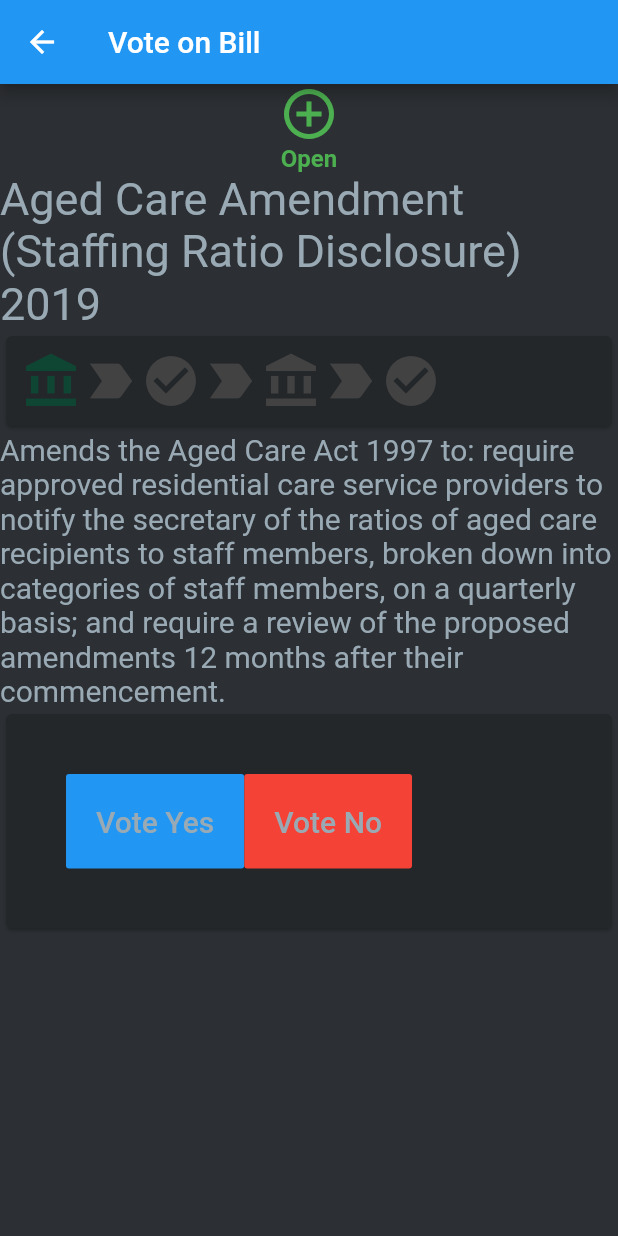
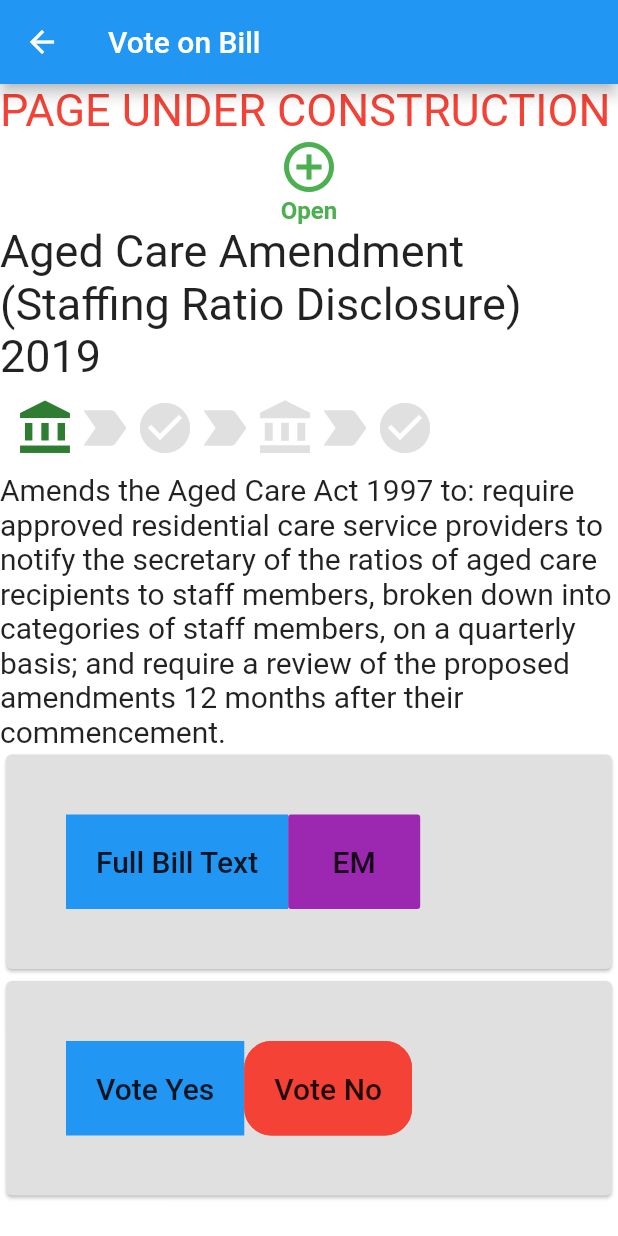
Before and after one commit to voteflux/digipol, a Flutter app: the screen it shows after launch, after a tap on "Voted", on a phone screen of 412 x 824 dp. Run offline on Flutter 3.47's test engine with Material 2 defaults, Android fonts, the phone set to English and light mode, and no system bars.

Commit message:
Add graphics

```diff
--- a/lib/all_bills.dart
+++ b/lib/all_bills.dart
@@ -303,8 +303,14 @@ class BillsMessageWidget extends StatelessWidget {
               width: 300,
               child: Column(
                 children: <Widget>[
-                  Text("A list of all Federal Bills", style: TextStyle(fontSize: 13, color: appColors.text,fontWeight: FontWeight.bold),),
-                  Icon(Icons.subtitles, size: 80,color: appColors.text,),
+                  Text("A list of all Federal Bills", style: TextStyle(fontSize: 15, color: appColors.text,fontWeight: FontWeight.bold),),
+//                  Icon(Icons.subtitles, size: 80,color: appColors.text,),
+                  Container(
+                    height: 100,
+                    width: 100,
+                    child: Image(image: AssetImage('assets/graphics/point.png')),
+
+                  ),
                   Text("Vote on the Bills by scrolling and tapping", style: TextStyle(fontSize: 13, color: appColors.text,fontWeight: FontWeight.bold),),
                   Text("on the Bills that matter most to you", style: TextStyle(fontSize: 13, color: appColors.text,fontWeight: FontWeight.bold),),
                 ],
--- a/lib/bill.dart
+++ b/lib/bill.dart
@@ -4,8 +4,7 @@ import 'package:voting_app/styles.dart';
 import 'package:voting_app/all_bills.dart';
 
 class BillPage extends StatelessWidget {
-  // This is a String for the sake of an example.
-  // You can use any type you want.
+
   final Map data;
 
   BillPage({
@@ -24,20 +23,47 @@ class BillPage extends StatelessWidget {
         child: Center(
           child: ListView(
             children: <Widget>[
+              Text(
+                "PAGE UNDER CONSTRUCTION",
+                style: TextStyle(fontSize: 30, color: Colors.red),
+
+              ),
               VotingStatusWidget(data,false,40),
+
 
               Text(
                 data["Short Title"],
                 style: TextStyle(fontSize: 30, color: appColors.text),
 
               ),
-              Card(
-                color: appColors.card,
-                child: HouseIconsWidget(data, 40),
-              ),
+              HouseIconsWidget(data, 40),
               Text(
                 data["Summary"],
                 style: TextStyle(fontSize: 20, color: appColors.text),
+              ),
+              Card(
+                color: appColors.card,
+                child: Container(
+                    padding: EdgeInsets.all(40),
+                    child: Row(
+                      children: <Widget>[
+
+                        FlatButton(
+                          shape: BeveledRectangleBorder(),
+                          onPressed: (){},
+                          padding: EdgeInsets.all(20),
+                          color: Colors.blue,
+                          child: Text("Full Bill Text",style: TextStyle(fontSize: 20, color: appColors.text)),
+                        ),
+                        FlatButton(
+                          onPressed: (){},
+                          padding: EdgeInsets.all(20),
+                          color: Colors.purple,
+                          child: Text("EM",style: TextStyle(fontSize: 20, color: appColors.text)),
+                        ),
+                      ],
+                    )
+                ),
               ),
               Card(
                 color: appColors.card,
@@ -47,12 +73,17 @@ class BillPage extends StatelessWidget {
                       children: <Widget>[
 
                         FlatButton(
+                          shape: BeveledRectangleBorder(),
                           onPressed: (){},
                           padding: EdgeInsets.all(20),
                           color: Colors.blue,
                           child: Text("Vote Yes",style: TextStyle(fontSize: 20, color: appColors.text)),
                         ),
                         FlatButton(
+                          shape:RoundedRectangleBorder(
+                              borderRadius: new BorderRadius.circular(18.0),
+                              side: BorderSide(color: Colors.red)
+                          ),
                           onPressed: (){},
                           padding: EdgeInsets.all(20),
                           color: Colors.red,
@@ -61,7 +92,7 @@ class BillPage extends StatelessWidget {
                       ],
                     )
                 ),
-              )
+              ),
             ],
           ),
         ),
--- a/lib/styles.dart
+++ b/lib/styles.dart
@@ -65,4 +65,4 @@ class AppColors {
 
 }
 
-var appColors = AppColors(0);
+var appColors = AppColors(2);
--- a/pubspec.yaml
+++ b/pubspec.yaml
@@ -43,6 +43,10 @@ flutter:
   # To add assets to your application, add an assets section, like this:
   assets:
     - assets/data/bills_out.json
+    - assets/graphics/dome.png
+    - assets/graphics/octo.png
+    - assets/graphics/point.png
+    - assets/graphics/vote.png
   #   - images/a_dot_burr.jpeg
   #   - images/a_dot_ham.jpeg
 
```
Also changed, not shown: assets/graphics/diamond.jpg (added), assets/graphics/dome.png (added), assets/graphics/octo.png (added), assets/graphics/point.png (added), assets/graphics/vote.png (added), pubspec.lock.
